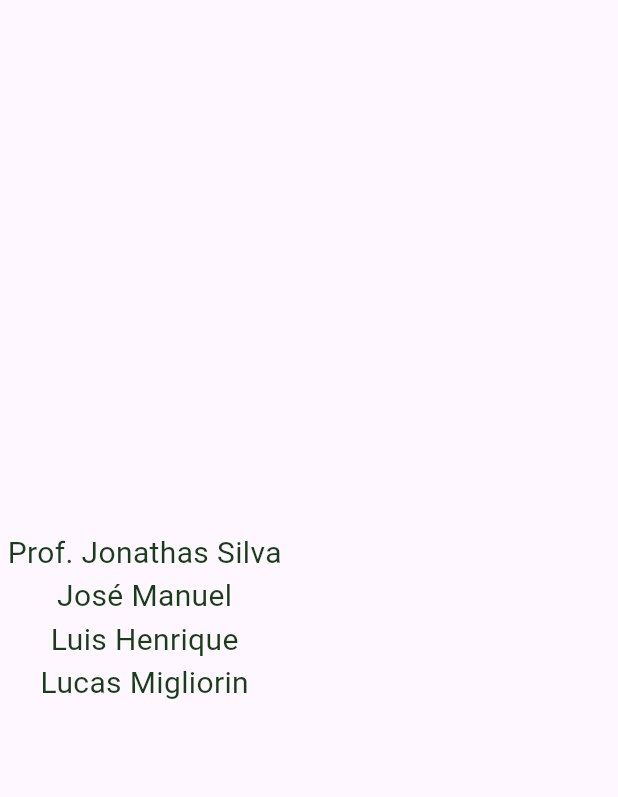
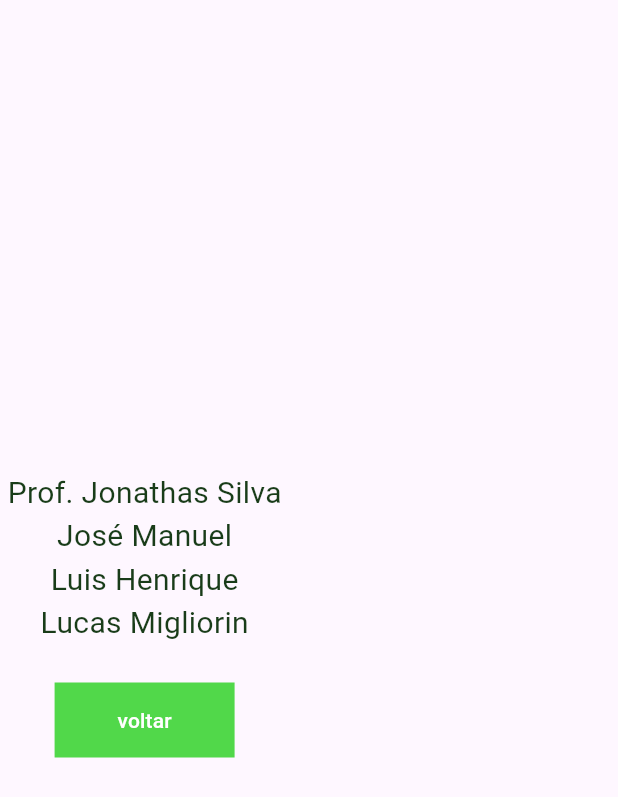
Before and after one commit to Bloco314/IotScrty, a Flutter app: the Credits widget shown alone on an empty page, opened directly, on a phone screen of 412 x 824 dp. Shown: the top 797 px of the screen. Run offline on Flutter 3.47's test engine with Material 3 defaults, Android fonts, the phone set to English and light mode, and no system bars; our stand-ins replace carousel_slider; missing offline and left inert: mobile_scanner.

Commit message:
learning from mistakes

```diff
--- a/lib/pages/_credits.dart
+++ b/lib/pages/_credits.dart
@@ -1,32 +1,36 @@
 import 'package:flutter/material.dart';
 import 'package:iot_scrty/assets/colors.dart';
+import 'package:iot_scrty/components/buttons.dart';
 
 class Credits extends StatelessWidget {
   @override
   Widget build(BuildContext context) {
-    return const Padding(
-        padding: EdgeInsets.all(5),
+    return Padding(
+        padding: const EdgeInsets.all(5),
         child: Column(mainAxisAlignment: MainAxisAlignment.center, children: [
-          Text('Prof. Jonathas Silva',
+          const Text('Prof. Jonathas Silva',
               style: TextStyle(
                   color: PersonalColors.darkerGreen,
                   decoration: TextDecoration.none,
                   fontSize: 20.0)),
-          Text('José Manuel',
+          const Text('José Manuel',
               style: TextStyle(
                   color: PersonalColors.darkerGreen,
                   decoration: TextDecoration.none,
                   fontSize: 20.0)),
-          Text('Luis Henrique',
+          const Text('Luis Henrique',
               style: TextStyle(
                   color: PersonalColors.darkerGreen,
                   decoration: TextDecoration.none,
                   fontSize: 20.0)),
-          Text('Lucas Migliorin',
+          const Text('Lucas Migliorin',
               style: TextStyle(
                   color: PersonalColors.darkerGreen,
                   decoration: TextDecoration.none,
-                  fontSize: 20.0))
+                  fontSize: 20.0)),
+          const SizedBox(height: 20),
+          PrimaryButton(
+              text: 'voltar', onPressed: () => {Navigator.pop(context)})
         ]));
   }
 }
--- a/pubspec.yaml
+++ b/pubspec.yaml
@@ -36,7 +36,7 @@ dependencies:
   cupertino_icons: ^1.0.2
   carousel_slider: ^4.2.1
   mailer: ^6.0.1
-  mobile_scanner: ^3.5.5
+  mobile_scanner: ^4.0.0
   http: ^1.2.0
 
 dev_dependencies:
```
Also changed, not shown: lib/pages/_recoverPassword.dart (+13 -6 lines), pubspec.lock, 1 other file.
